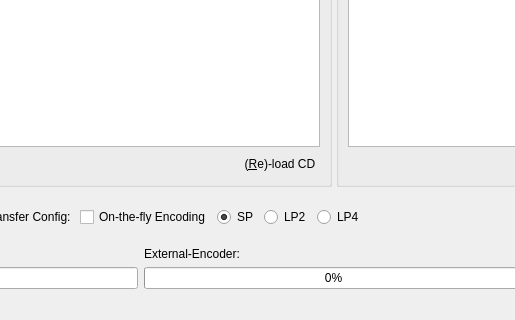
Qt form mainwindow.ui (Jo2003/cd2netmd_gui) before a commit; both pictures show x 249 to 764 and y 518 to 838 of the 1165 by 838 pixel window.
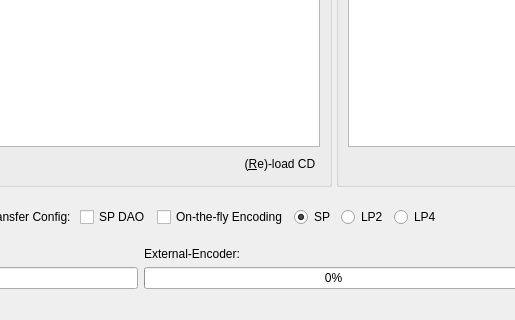
The same form after that commit. Icons and pictures are not drawn. Custom widgets are drawn as their Qt base class.

The edit to the form file:
```diff
--- a/mainwindow.ui
+++ b/mainwindow.ui
@@ -210,6 +210,13 @@
         </property>
        </widget>
       </item>
+      <item>
+       <widget class="QCheckBox" name="checkSPDao">
+        <property name="text">
+         <string>SP DAO</string>
+        </property>
+       </widget>
+      </item>
       <item>
        <widget class="QCheckBox" name="checkOTFEnc">
         <property name="statusTip">
```
